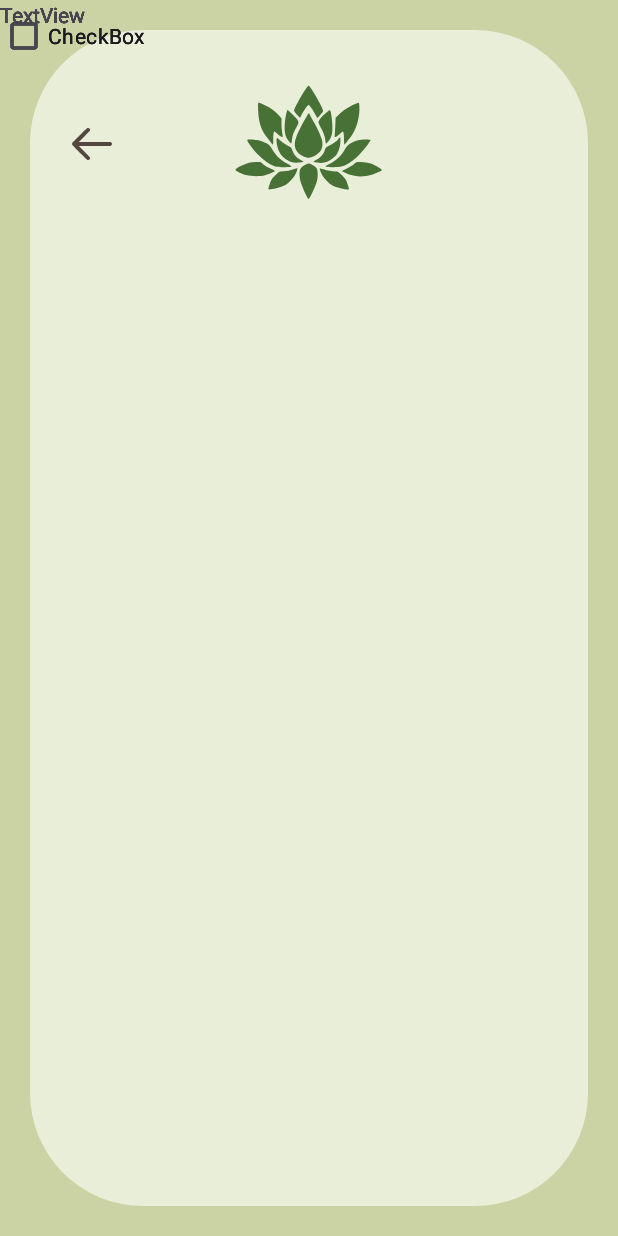
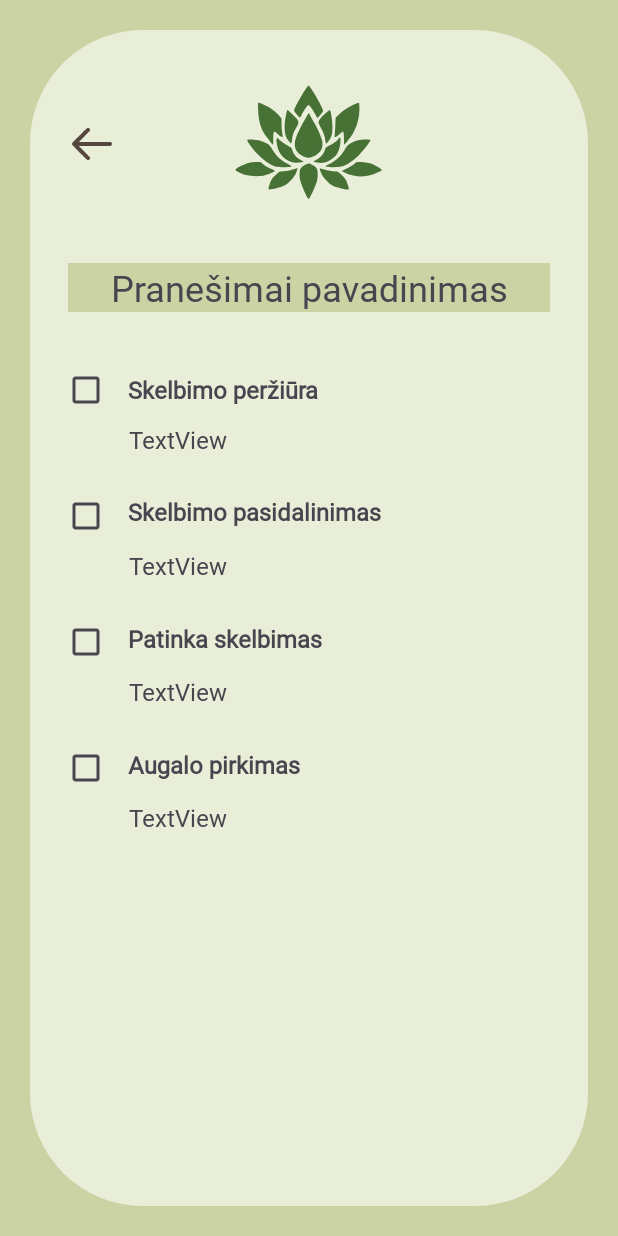
Before and after one commit to FireStars373/AugaluRatas, an Android app: the Notifications screen opened directly, with no data from a screen before it, on a phone screen of 412 x 824 dp. Run offline under Robolectric (Android 15) with nearby library versions, the light colour scheme and no system bars; Roboto replaces fonts that are not available here.

Commit message:
6 more to go and UI is done

```diff
--- /dev/null
+++ b/app/src/main/res/drawable/square_background_5.xml
@@ -0,0 +1,8 @@
+<?xml version="1.0" encoding="utf-8"?>
+<selector xmlns:android="http://schemas.android.com/apk/res/android">
+    <item>
+        <shape android:shape="rectangle">
+            <solid android:color="#CBD2A4" />
+        </shape>
+    </item>
+</selector>
--- a/app/src/main/res/layout/activity_notifications.xml
+++ b/app/src/main/res/layout/activity_notifications.xml
@@ -31,10 +31,8 @@
             android:layout_width="wrap_content"
             android:layout_height="wrap_content"
             android:layout_marginTop="80dp"
-            android:layout_marginEnd="300dp"
-            android:layout_marginStart="10dp"
+            android:layout_marginStart="45dp"
             android:background="@drawable/arrow_button"
-            app:layout_constraintEnd_toEndOf="parent"
             app:layout_constraintStart_toStartOf="parent"
             app:layout_constraintTop_toTopOf="parent" />
 
@@ -50,113 +48,184 @@
 
         <TextView
             android:id="@+id/textView57"
-            android:layout_width="wrap_content"
+            android:layout_width="0dp"
             android:layout_height="wrap_content"
-            android:text="TextView"
-            tools:layout_editor_absoluteX="175dp"
-            tools:layout_editor_absoluteY="201dp" />
+            android:layout_marginTop="30dp"
+            android:layout_marginStart="45dp"
+            android:layout_marginEnd="45dp"
+            android:background="@drawable/square_background_5"
+            android:text="Pranešimai pavadinimas"
+            android:fontFamily="@font/spectral_sc"
+            android:gravity="center"
+            android:textSize="24sp"
+            app:layout_constraintEnd_toEndOf="parent"
+            app:layout_constraintStart_toStartOf="parent"
+            app:layout_constraintTop_toBottomOf="@+id/imageView27" />
 
-        <View
-            android:id="@+id/view32"
-            android:layout_width="wrap_content"
-            android:layout_height="wrap_content"
-            tools:layout_editor_absoluteY="1dp" />
 
         <CheckBox
             android:id="@+id/checkBox6"
-            android:layout_width="wrap_content"
-            android:layout_height="wrap_content"
-            android:text="CheckBox"
-            tools:layout_editor_absoluteX="42dp"
-            tools:layout_editor_absoluteY="255dp" />
+            android:layout_width="24dp"
+            android:layout_height="24dp"
+            android:layout_marginTop="40dp"
+            android:layout_marginStart="45dp"
+            app:layout_constraintStart_toStartOf="parent"
+            app:layout_constraintTop_toBottomOf="@+id/textView57" />
 
         <CheckBox
             android:id="@+id/checkBox7"
-            android:layout_width="wrap_content"
-            android:layout_height="wrap_content"
-            android:text="CheckBox"
-            tools:layout_editor_absoluteX="39dp"
-            tools:layout_editor_absoluteY="348dp" />
+            android:layout_width="24dp"
+            android:layout_height="24dp"
+            android:layout_marginTop="60dp"
+            android:layout_marginStart="45dp"
+            app:layout_constraintStart_toStartOf="parent"
+            app:layout_constraintTop_toBottomOf="@+id/checkBox6" />
 
         <CheckBox
             android:id="@+id/checkBox8"
-            android:layout_width="wrap_content"
-            android:layout_height="wrap_content"
-            android:text="CheckBox"
-            tools:layout_editor_absoluteX="45dp"
-            tools:layout_editor_absoluteY="455dp" />
+            android:layout_width="24dp"
+            android:layout_height="24dp"
+            android:layout_marginStart="45dp"
+            android:layout_marginTop="60dp"
+            app:layout_constraintStart_toStartOf="parent"
+            app:layout_constraintTop_toBottomOf="@+id/checkBox7" />
 
         <CheckBox
             android:id="@+id/checkBox9"
-            android:layout_width="wrap_content"
-            android:layout_height="wrap_content"
-            android:text="CheckBox"
-            tools:layout_editor_absoluteX="52dp"
-            tools:layout_editor_absoluteY="571dp" />
+            android:layout_width="24dp"
+            android:layout_height="24dp"
+            android:layout_marginTop="60dp"
+            android:layout_marginStart="45dp"
+            app:layout_constraintStart_toStartOf="parent"
+            app:layout_constraintTop_toBottomOf="@+id/checkBox8" />
 
         <TextView
             android:id="@+id/textView58"
-            android:layout_width="wrap_content"
-            android:layout_height="wrap_content"
-            android:text="TextView"
-            tools:layout_editor_absoluteX="187dp"
-            tools:layout_editor_absoluteY="273dp" />
+            android:layout_width="0dp"
+            android:layout_height="24dp"
+            android:layout_marginTop="40dp"
+            android:layout_marginEnd="45dp"
+            android:textStyle="bold"
+            android:fontFamily="@font/spectral_sc"
+            android:gravity="left|center_vertical"
+            android:textSize="16sp"
+            android:text="Skelbimo peržiūra"
+            android:paddingStart="16sp"
+            app:layout_constraintEnd_toEndOf="parent"
+            app:layout_constraintStart_toEndOf="@+id/checkBox6"
+            app:layout_constraintTop_toBottomOf="@+id/textView57" />
 
         <TextView
             android:id="@+id/textView59"
-            android:layout_width="wrap_content"
+            android:layout_width="0dp"
             android:layout_height="wrap_content"
+            android:layout_marginTop="10dp"
+            android:layout_marginStart="70dp"
+            android:layout_marginEnd="45dp"
             android:text="TextView"
-            tools:layout_editor_absoluteX="186dp"
-            tools:layout_editor_absoluteY="315dp" />
+            android:fontFamily="@font/spectral_sc"
+            android:gravity="left|center_vertical"
+            android:textSize="16sp"
+            android:paddingStart="16sp"
+            app:layout_constraintEnd_toEndOf="parent"
+            app:layout_constraintStart_toStartOf="parent"
+            app:layout_constraintTop_toBottomOf="@+id/checkBox6" />
 
         <TextView
             android:id="@+id/textView60"
-            android:layout_width="wrap_content"
-            android:layout_height="wrap_content"
-            android:text="TextView"
-            tools:layout_editor_absoluteX="186dp"
-            tools:layout_editor_absoluteY="361dp" />
+            android:layout_width="0dp"
+            android:layout_height="24dp"
+            android:layout_marginTop="25dp"
+            android:layout_marginEnd="45dp"
+            android:fontFamily="@font/spectral_sc"
+            android:gravity="left|center_vertical"
+            android:paddingStart="16sp"
+            android:text="Skelbimo pasidalinimas"
+            android:textSize="16sp"
+            android:textStyle="bold"
+            app:layout_constraintEnd_toEndOf="parent"
+            app:layout_constraintStart_toEndOf="@+id/checkBox7"
+            app:layout_constraintTop_toBottomOf="@+id/textView59" />
 
         <TextView
             android:id="@+id/textView61"
-            android:layout_width="wrap_content"
+            android:layout_width="0dp"
             android:layout_height="wrap_content"
+            android:layout_marginTop="10dp"
+            android:layout_marginStart="70dp"
+            android:layout_marginEnd="45dp"
             android:text="TextView"
-            tools:layout_editor_absoluteX="185dp"
-            tools:layout_editor_absoluteY="408dp" />
+            android:fontFamily="@font/spectral_sc"
+            android:gravity="left|center_vertical"
+            android:textSize="16sp"
+            android:paddingStart="16sp"
+            app:layout_constraintEnd_toEndOf="parent"
+            app:layout_constraintStart_toStartOf="parent"
+            app:layout_constraintTop_toBottomOf="@+id/checkBox7" />
 
         <TextView
             android:id="@+id/textView62"
-            android:layout_width="wrap_content"
-            android:layout_height="wrap_content"
-            android:text="TextView"
-            tools:layout_editor_absoluteX="179dp"
-            tools:layout_editor_absoluteY="469dp" />
+            android:layout_width="0dp"
+            android:layout_height="24dp"
+            android:layout_marginTop="26dp"
+            android:layout_marginEnd="45dp"
+            android:fontFamily="@font/spectral_sc"
+            android:gravity="left|center_vertical"
+            android:paddingStart="16sp"
+            android:text="Patinka skelbimas"
+            android:textSize="16sp"
+            android:textStyle="bold"
+            app:layout_constraintEnd_toEndOf="parent"
+            app:layout_constraintStart_toEndOf="@+id/checkBox8"
+            app:layout_constraintTop_toBottomOf="@+id/textView61" />
 
         <TextView
             android:id="@+id/textView63"
-            android:layout_width="wrap_content"
+            android:layout_width="0dp"
             android:layout_height="wrap_content"
+            android:layout_marginTop="10dp"
+            android:layout_marginStart="70dp"
+            android:layout_marginEnd="45dp"
             android:text="TextView"
-            tools:layout_editor_absoluteX="179dp"
-            tools:layout_editor_absoluteY="506dp" />
+            android:fontFamily="@font/spectral_sc"
+            android:gravity="left|center_vertical"
+            android:textSize="16sp"
+            android:paddingStart="16sp"
+            app:layout_constraintEnd_toEndOf="parent"
+            app:layout_constraintStart_toStartOf="parent"
+            app:layout_constraintTop_toBottomOf="@+id/checkBox8" />
 
         <TextView
             android:id="@+id/textView64"
-            android:layout_width="wrap_content"
-            android:layout_height="wrap_content"
-            android:text="TextView"
-            tools:layout_editor_absoluteX="179dp"
-            tools:layout_editor_absoluteY="582dp" />
+            android:layout_width="0dp"
+            android:layout_height="24dp"
+            android:layout_marginTop="26dp"
+            android:layout_marginEnd="45dp"
+            android:text="Augalo pirkimas"
+            android:textStyle="bold"
+            android:fontFamily="@font/spectral_sc"
+            android:gravity="left|center_vertical"
+            android:textSize="16sp"
+            android:paddingStart="16sp"
+            app:layout_constraintEnd_toEndOf="parent"
+            app:layout_constraintStart_toEndOf="@+id/checkBox9"
+            app:layout_constraintTop_toBottomOf="@+id/textView63" />
 
         <TextView
             android:id="@+id/textView65"
-            android:layout_width="wrap_content"
+            android:layout_width="0dp"
             android:layout_height="wrap_content"
+            android:layout_marginTop="10dp"
+            android:layout_marginStart="70dp"
+            android:layout_marginEnd="45dp"
             android:text="TextView"
-            tools:layout_editor_absoluteX="175dp"
-            tools:layout_editor_absoluteY="616dp" />
+            android:fontFamily="@font/spectral_sc"
+            android:gravity="left|center_vertical"
+            android:textSize="16sp"
+            android:paddingStart="16sp"
+            app:layout_constraintEnd_toEndOf="parent"
+            app:layout_constraintStart_toStartOf="parent"
+            app:layout_constraintTop_toBottomOf="@+id/checkBox9" />
 
     </androidx.constraintlayout.widget.ConstraintLayout>
 </androidx.constraintlayout.widget.ConstraintLayout>
```
Also changed, not shown: app/src/main/res/layout/activity_about.xml (+35 -15 lines), app/src/main/res/layout/activity_help.xml (+14 -19 lines), app/src/main/res/layout/activity_privacy.xml (+19 -11 lines).
